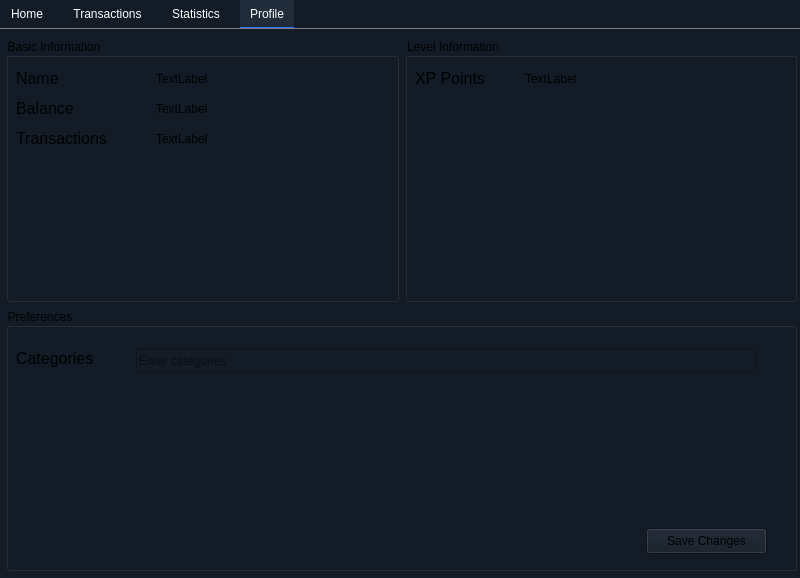
First picture: the form in ui/main_window.ui, repository codexagon/finwise, before the edit.
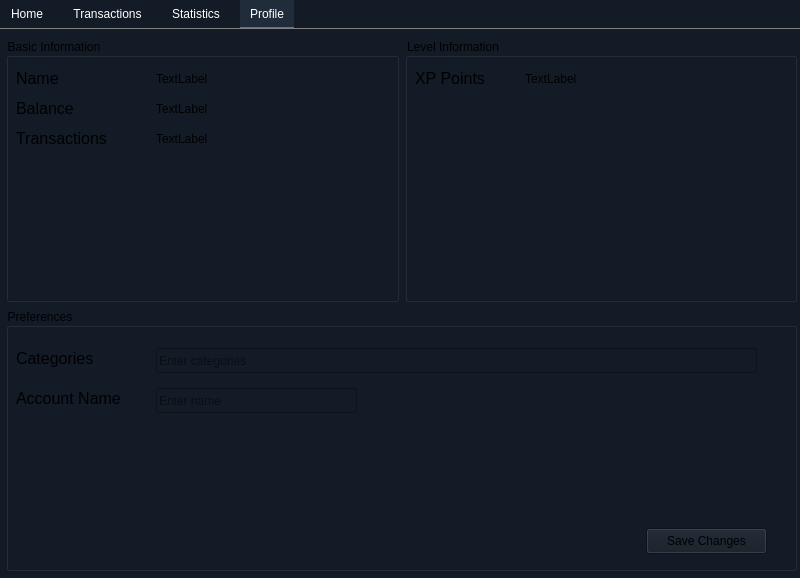
Second picture: the form after the edit. The open tabs and pages were chosen to show the change.

Commit message: feat: add ability to change account name in preferences

What changed in the file:
```diff
--- a/ui/main_window.ui
+++ b/ui/main_window.ui
@@ -472,7 +472,7 @@
           <rect>
            <x>150</x>
            <y>30</y>
-           <width>71</width>
+           <width>201</width>
            <height>21</height>
           </rect>
          </property>
@@ -498,7 +498,7 @@
           <rect>
            <x>150</x>
            <y>60</y>
-           <width>71</width>
+           <width>131</width>
            <height>21</height>
           </rect>
          </property>
@@ -524,7 +524,7 @@
           <rect>
            <x>150</x>
            <y>90</y>
-           <width>71</width>
+           <width>91</width>
            <height>21</height>
           </rect>
          </property>
@@ -555,9 +555,9 @@
         <widget class="QLineEdit" name="categoriesInput">
          <property name="geometry">
           <rect>
-           <x>130</x>
+           <x>150</x>
            <y>40</y>
-           <width>621</width>
+           <width>601</width>
            <height>25</height>
           </rect>
          </property>
@@ -578,6 +578,32 @@
           <string>Save Changes</string>
          </property>
         </widget>
+        <widget class="QLabel" name="accountNameInputLabel">
+         <property name="geometry">
+          <rect>
+           <x>10</x>
+           <y>80</y>
+           <width>121</width>
+           <height>21</height>
+          </rect>
+         </property>
+         <property name="text">
+          <string>&lt;html&gt;&lt;head/&gt;&lt;body&gt;&lt;p&gt;&lt;span style=&quot; font-size:12pt;&quot;&gt;Account Name&lt;/span&gt;&lt;/p&gt;&lt;/body&gt;&lt;/html&gt;</string>
+         </property>
+        </widget>
+        <widget class="QLineEdit" name="accountNameInput">
+         <property name="geometry">
+          <rect>
+           <x>150</x>
+           <y>80</y>
+           <width>201</width>
+           <height>25</height>
+          </rect>
+         </property>
+         <property name="placeholderText">
+          <string>Enter name</string>
+         </property>
+        </widget>
        </widget>
       </item>
      </layout>
```
The commit also changes 1 other file.
